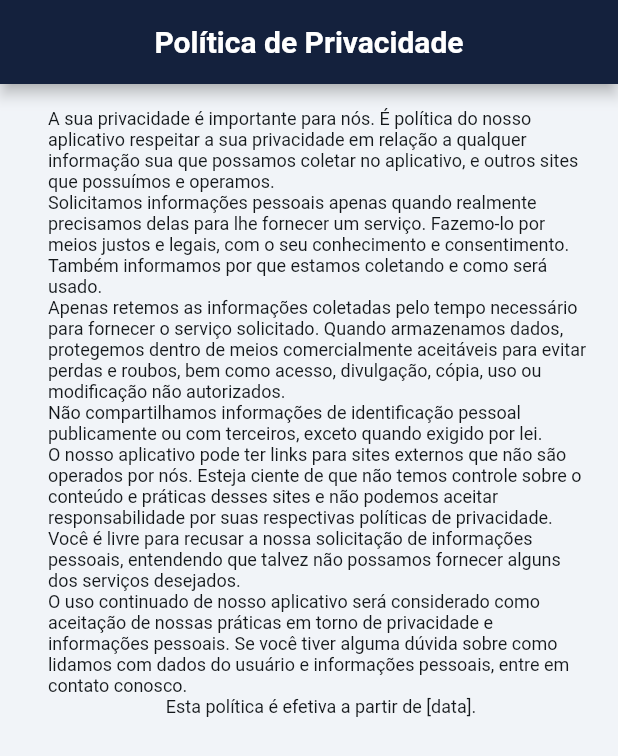
After one commit to diegosilvaadv/app-adv7estudosbiblicos, a Flutter app: the PoliticaPrivacidadeWidget screen opened by its route, on a phone screen of 412 x 824 dp. The commit adds this screen. Shown: the top 756 px of the screen. Run offline on Flutter 3.47's test engine with Material 2 defaults, Android fonts, the phone set to English and light mode, and no system bars; our stand-ins replace auto_size_text, flutter_animate, flutter_html, font_awesome_flutter, from_css_color, go_router and 7 more; missing offline and left inert: json_path; accounts and stored records are empty; network calls fail; Roboto replaces fonts that are missing (Readex Pro).

Commit message:
Updating to latest FlutterFlow output.

```diff
--- a/lib/flutter_flow/nav/nav.dart
+++ b/lib/flutter_flow/nav/nav.dart
@@ -114,6 +114,16 @@ GoRouter createRouter(AppStateNotifier appStateNotifier) => GoRouter(
             html: params.getParam('html', ParamType.String),
             id: params.getParam('id', ParamType.String),
           ),
+        ),
+        FFRoute(
+          name: 'Politica_privacidade',
+          path: '/politicaPrivacidade',
+          builder: (context, params) => PoliticaPrivacidadeWidget(),
+        ),
+        FFRoute(
+          name: 'Sobre_app',
+          path: '/sobreApp',
+          builder: (context, params) => SobreAppWidget(),
         )
       ].map((r) => r.toRoute(appStateNotifier)).toList(),
     );
--- a/lib/index.dart
+++ b/lib/index.dart
@@ -6,3 +6,6 @@ export '/estudo1ouvindoavozde_deus/pag_estudos1/pag_estudos1_widget.dart'
     show PagEstudos1Widget;
 export '/estudo1ouvindoavozde_deus/ouvindoavozde_deus_pag/ouvindoavozde_deus_pag_widget.dart'
     show OuvindoavozdeDeusPagWidget;
+export '/pags_principal/politica_privacidade/politica_privacidade_widget.dart'
+    show PoliticaPrivacidadeWidget;
+export '/pags_principal/sobre_app/sobre_app_widget.dart' show SobreAppWidget;
--- /dev/null
+++ b/lib/pags_principal/politica_privacidade/politica_privacidade_model.dart
@@ -0,0 +1,24 @@
+import '/flutter_flow/flutter_flow_theme.dart';
+import '/flutter_flow/flutter_flow_util.dart';
+import '/flutter_flow/flutter_flow_widgets.dart';
+import 'package:flutter/material.dart';
+import 'package:google_fonts/google_fonts.dart';
+import 'package:provider/provider.dart';
+
+class PoliticaPrivacidadeModel extends FlutterFlowModel {
+  ///  State fields for stateful widgets in this page.
+
+  final unfocusNode = FocusNode();
+
+  /// Initialization and disposal methods.
+
+  void initState(BuildContext context) {}
+
+  void dispose() {
+    unfocusNode.dispose();
+  }
+
+  /// Action blocks are added here.
+
+  /// Additional helper methods are added here.
+}
--- /dev/null
+++ b/lib/pags_principal/politica_privacidade/politica_privacidade_widget.dart
@@ -0,0 +1,153 @@
+import '/flutter_flow/flutter_flow_theme.dart';
+import '/flutter_flow/flutter_flow_util.dart';
+import '/flutter_flow/flutter_flow_widgets.dart';
+import 'package:flutter/material.dart';
+import 'package:google_fonts/google_fonts.dart';
+import 'package:provider/provider.dart';
+import 'politica_privacidade_model.dart';
+export 'politica_privacidade_model.dart';
+
+class PoliticaPrivacidadeWidget extends StatefulWidget {
+  const PoliticaPrivacidadeWidget({Key? key}) : super(key: key);
+
+  @override
+  _PoliticaPrivacidadeWidgetState createState() =>
+      _PoliticaPrivacidadeWidgetState();
+}
+
+class _PoliticaPrivacidadeWidgetState extends State<PoliticaPrivacidadeWidget> {
+  late PoliticaPrivacidadeModel _model;
+
+  final scaffoldKey = GlobalKey<ScaffoldState>();
+
+  @override
+  void initState() {
+    super.initState();
+    _model = createModel(context, () => PoliticaPrivacidadeModel());
+  }
+
+  @override
+  void dispose() {
+    _model.dispose();
+
+    super.dispose();
+  }
+
+  @override
+  Widget build(BuildContext context) {
+    return GestureDetector(
+      onTap: () => FocusScope.of(context).requestFocus(_model.unfocusNode),
+      child: Scaffold(
+        key: scaffoldKey,
+        backgroundColor: FlutterFlowTheme.of(context).primaryBackground,
+        appBar: AppBar(
+          backgroundColor: Color(0xFF14213D),
+          automaticallyImplyLeading: true,
+          title: Text(
+            'Política de Privacidade',
+            style: FlutterFlowTheme.of(context).labelLarge.override(
+                  fontFamily: 'Readex Pro',
+                  color: Colors.white,
+                  fontSize: 20.0,
+                  fontWeight: FontWeight.bold,
+                ),
+          ),
+          actions: [],
+          centerTitle: true,
+          elevation: 4.0,
+        ),
+        body: SafeArea(
+          top: true,
+          child: Padding(
+            padding: EdgeInsetsDirectional.fromSTEB(16.0, 16.0, 16.0, 16.0),
+            child: Column(
+              mainAxisSize: MainAxisSize.max,
+              children: [
+                Padding(
+                  padding: EdgeInsetsDirectional.fromSTEB(16.0, 0.0, 0.0, 0.0),
+                  child: Text(
+                    'A sua privacidade é importante para nós. É política do nosso aplicativo respeitar a sua privacidade em relação a qualquer informação sua que possamos coletar no aplicativo, e outros sites que possuímos e operamos.',
+                    style: FlutterFlowTheme.of(context).bodyMedium.override(
+                          fontFamily: 'Readex Pro',
+                          color: FlutterFlowTheme.of(context).primaryText,
+                        ),
+                  ),
+                ),
+                Padding(
+                  padding: EdgeInsetsDirectional.fromSTEB(16.0, 0.0, 0.0, 0.0),
+                  child: Text(
+                    'Solicitamos informações pessoais apenas quando realmente precisamos delas para lhe fornecer um serviço. Fazemo-lo por meios justos e legais, com o seu conhecimento e consentimento. Também informamos por que estamos coletando e como será usado.',
+                    style: FlutterFlowTheme.of(context).bodyMedium.override(
+                          fontFamily: 'Readex Pro',
+                          color: FlutterFlowTheme.of(context).primaryText,
+                        ),
+                  ),
+                ),
+                Padding(
+                  padding: EdgeInsetsDirectional.fromSTEB(16.0, 0.0, 0.0, 0.0),
+                  child: Text(
+                    'Apenas retemos as informações coletadas pelo tempo necessário para fornecer o serviço solicitado. Quando armazenamos dados, protegemos dentro de meios comercialmente aceitáveis para evitar perdas e roubos, bem como acesso, divulgação, cópia, uso ou modificação não autorizados.',
+                    style: FlutterFlowTheme.of(context).bodyMedium.override(
+                          fontFamily: 'Readex Pro',
+                          color: FlutterFlowTheme.of(context).primaryText,
+                        ),
+                  ),
+                ),
+                Padding(
+                  padding: EdgeInsetsDirectional.fromSTEB(16.0, 0.0, 0.0, 0.0),
+                  child: Text(
+                    'Não compartilhamos informações de identificação pessoal publicamente ou com terceiros, exceto quando exigido por lei.',
+                    style: FlutterFlowTheme.of(context).bodyMedium.override(
+                          fontFamily: 'Readex Pro',
+                          color: FlutterFlowTheme.of(context).primaryText,
+                        ),
+                  ),
+                ),
+                Padding(
+                  padding: EdgeInsetsDirectional.fromSTEB(16.0, 0.0, 0.0, 0.0),
+                  child: Text(
+                    'O nosso aplicativo pode ter links para sites externos que não são operados por nós. Esteja ciente de que não temos controle sobre o conteúdo e práticas desses sites e não podemos aceitar responsabilidade por suas respectivas políticas de privacidade.',
+                    style: FlutterFlowTheme.of(context).bodyMedium.override(
+                          fontFamily: 'Readex Pro',
+                          color: FlutterFlowTheme.of(context).primaryText,
+                        ),
+                  ),
+                ),
+                Padding(
+                  padding: EdgeInsetsDirectional.fromSTEB(16.0, 0.0, 0.0, 0.0),
+                  child: Text(
+                    'Você é livre para recusar a nossa solicitação de informações pessoais, entendendo que talvez não possamos fornecer alguns dos serviços desejados.',
+                    style: FlutterFlowTheme.of(context).bodyMedium.override(
+                          fontFamily: 'Readex Pro',
+                          color: FlutterFlowTheme.of(context).primaryText,
+                        ),
+                  ),
+                ),
+                Padding(
+                  padding: EdgeInsetsDirectional.fromSTEB(16.0, 0.0, 0.0, 0.0),
+                  child: Text(
+                    'O uso continuado de nosso aplicativo será considerado como aceitação de nossas práticas em torno de privacidade e informações pessoais. Se você tiver alguma dúvida sobre como lidamos com dados do usuário e informações pessoais, entre em contato conosco.',
+                    style: FlutterFlowTheme.of(context).bodyMedium.override(
+                          fontFamily: 'Readex Pro',
+                          color: FlutterFlowTheme.of(context).primaryText,
+                        ),
+                  ),
+                ),
+                Padding(
+                  padding: EdgeInsetsDirectional.fromSTEB(16.0, 0.0, 0.0, 0.0),
+                  child: Text(
+                    'Esta política é efetiva a partir de [data].',
+                    style: FlutterFlowTheme.of(context).bodyMedium.override(
+                          fontFamily: 'Readex Pro',
+                          color: FlutterFlowTheme.of(context).primaryText,
+                        ),
+                  ),
+                ),
+              ],
+            ),
+          ),
+        ),
+      ),
+    );
+  }
+}
```
Also changed, not shown: lib/pags_principal/home_page/home_page_widget.dart (+38 -2 lines), lib/pags_principal/sobre_app/sobre_app_model.dart (added, +25 -0 lines), lib/pags_principal/sobre_app/sobre_app_widget.dart (added, +148 -0 lines).
